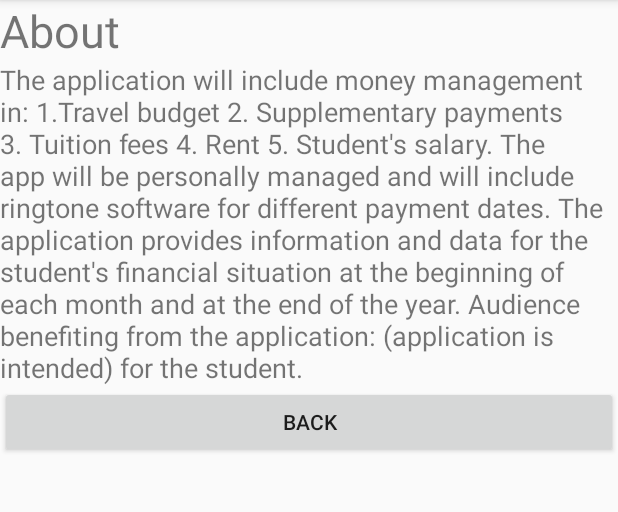
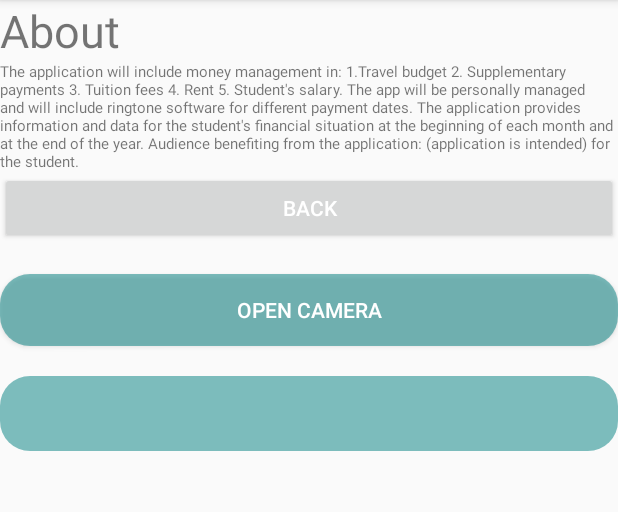
Before and after one commit to ghazalnah/Ghazal, an Android app: the AboutActivity screen opened directly, with no data from a screen before it, on a phone screen of 412 x 824 dp, the part 84-596 px from its top. Run offline under Robolectric (Android 15) with nearby library versions, the light colour scheme and no system bars.

Commit message:
camera not working and oval button not working and wrong at total expenses calculator

```diff
--- a/app/build.gradle
+++ b/app/build.gradle
@@ -22,6 +22,7 @@ android {
 dependencies {
     implementation fileTree(include: ['*.jar'], dir: 'libs')
     implementation 'com.android.support:appcompat-v7:28.0.0-rc02'
+    implementation 'com.android.support:design:28.0.0-rc02'
     implementation 'com.android.support.constraint:constraint-layout:1.1.3'
     implementation 'com.google.firebase:firebase-auth:11.6.0'
     implementation 'com.google.firebase:firebase-core:11.6.0'
--- a/app/src/main/AndroidManifest.xml
+++ b/app/src/main/AndroidManifest.xml
@@ -40,7 +40,8 @@
             android:enabled="true"
             android:exported="true" />
 
-        <activity android:name=".ProfileActivity"></activity>
+        <activity android:name=".ProfileActivity" />
+        <activity android:name=".CameraActivity"></activity>
     </application>
 
 </manifest>
--- a/app/src/main/java/com/example/user/ghazal/AboutActivity.java
+++ b/app/src/main/java/com/example/user/ghazal/AboutActivity.java
@@ -26,4 +26,6 @@ public class AboutActivity extends AppCompatActivity implements View.OnClickList
         Intent i = new Intent(this, MainActivity.class);
         startActivity(i);
     }
+
+
 }
--- /dev/null
+++ b/app/src/main/res/drawable/ic_edit_black_24dp.xml
@@ -0,0 +1,5 @@
+<vector android:height="24dp" android:tint="#FFFFFF"
+    android:viewportHeight="24.0" android:viewportWidth="24.0"
+    android:width="24dp" xmlns:android="http://schemas.android.com/apk/res/android">
+    <path android:fillColor="#FF000000" android:pathData="M3,17.25V21h3.75L17.81,9.94l-3.75,-3.75L3,17.25zM20.71,7.04c0.39,-0.39 0.39,-1.02 0,-1.41l-2.34,-2.34c-0.39,-0.39 -1.02,-0.39 -1.41,0l-1.83,1.83 3.75,3.75 1.83,-1.83z"/>
+</vector>
--- a/app/src/main/res/layout/activity_about.xml
+++ b/app/src/main/res/layout/activity_about.xml
@@ -29,14 +29,37 @@ The app will be personally managed and will include ringtone software for differ
 The application provides information and data for the student's financial situation at the beginning of each month and at the end of the year.
 Audience benefiting from the application: (application is intended) for the student.
 "
-        android:textSize="18dp" />
+        android:textSize="10dp" />
 
 
     <Button
         android:id="@+id/back"
         android:layout_width="match_parent"
         android:layout_height="wrap_content"
-        android:text="Back" />
+        android:text="Back"
+        android:textColor="@android:color/white" />
+    <Space
+        android:layout_width="match_parent"
+        android:layout_height="20dp" />
+
+    <Button
+        android:id="@+id/btnCamera"
+        android:layout_width="match_parent"
+        android:layout_height="wrap_content"
+        android:text="Open Camera"
+        android:background="@drawable/rounded_et2"
+        android:textColor="@android:color/white" />
+
+
+    <Space
+        android:layout_width="match_parent"
+        android:layout_height="20dp" />
+
+    <ImageView
+        android:id="@+id/imageView"
+        android:background="@drawable/rounded_et2"
+        android:layout_width="match_parent"
+        android:layout_height="50dp" />
 
 
 </LinearLayout>
```
Also changed, not shown: app/src/main/java/com/example/user/ghazal/CameraActivity.java (added, +41 -0 lines), app/src/main/res/layout/activity_camera2.xml (added, +9 -0 lines), app/src/main/res/layout/activity_expenses.xml (+7 -2 lines), app/src/main/res/mipmap-xxhdpi/whiteplus.jpg (added).
